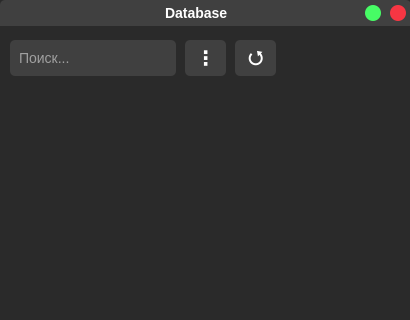
Qt form src/mainwindow/mainwindow.ui (b0shka/desktop_database) before a commit; both pictures show x 0 to 410 and y 0 to 320 of the 410 by 588 pixel window.
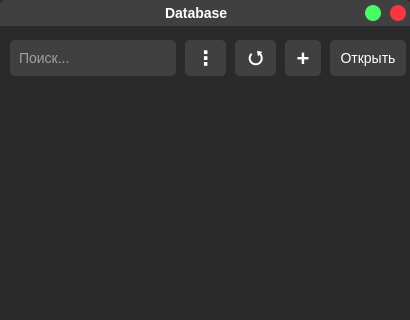
The same form after that commit.

```diff
--- a/src/mainwindow/mainwindow.ui
+++ b/src/mainwindow/mainwindow.ui
@@ -330,6 +330,71 @@
       <string>⭯</string>
      </property>
     </widget>
+    <widget class="QPushButton" name="new_database">
+     <property name="geometry">
+      <rect>
+       <x>285</x>
+       <y>40</y>
+       <width>36</width>
+       <height>36</height>
+      </rect>
+     </property>
+     <property name="font">
+      <font>
+       <pointsize>-1</pointsize>
+       <weight>75</weight>
+       <italic>false</italic>
+       <bold>true</bold>
+      </font>
+     </property>
+     <property name="styleSheet">
+      <string notr="true">QPushButton {
+	font-size: 22px;
+	color: white;
+	background-color: #404040;
+	border-radius: 5px;
+	font-weight: bold;
+}
+QPushButton::hover {
+	background-color: #949494;
+}</string>
+     </property>
+     <property name="text">
+      <string>+</string>
+     </property>
+    </widget>
+    <widget class="QPushButton" name="open_db">
+     <property name="geometry">
+      <rect>
+       <x>330</x>
+       <y>40</y>
+       <width>76</width>
+       <height>36</height>
+      </rect>
+     </property>
+     <property name="font">
+      <font>
+       <pointsize>-1</pointsize>
+       <weight>50</weight>
+       <italic>false</italic>
+       <bold>false</bold>
+      </font>
+     </property>
+     <property name="styleSheet">
+      <string notr="true">QPushButton {
+	font-size: 14px;
+	color: white;
+	background-color: #404040;
+	border-radius: 5px;
+}
+QPushButton::hover {
+	background-color: #949494;
+}</string>
+     </property>
+     <property name="text">
+      <string>Открыть</string>
+     </property>
+    </widget>
    </widget>
   </widget>
  </widget>
```
